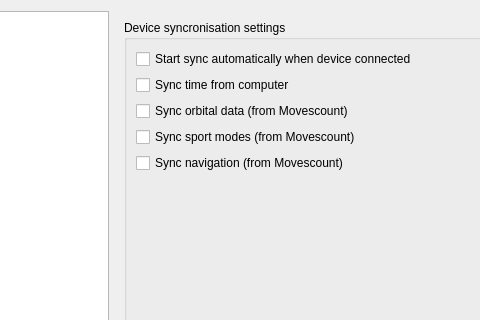
Above: src/openambit/settingsdialog.ui from openambitproject/openambit before the change; both pictures show x 82 to 562 and y 0 to 320 of the 734 by 438 pixel window. Below: the same form after it.
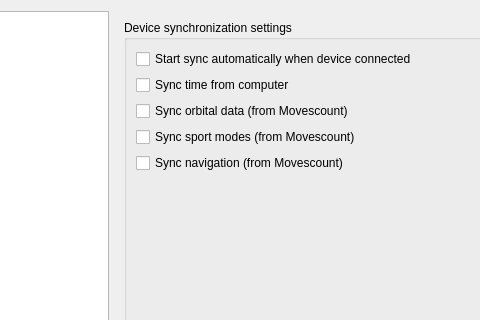
That is the form after the change. Icons and pictures are not drawn.

What changed in the file:
```diff
--- a/src/openambit/settingsdialog.ui
+++ b/src/openambit/settingsdialog.ui
@@ -134,7 +134,7 @@
               </sizepolicy>
              </property>
              <property name="title">
-              <string>Device syncronisation settings</string>
+              <string>Device synchronization settings</string>
              </property>
              <layout class="QFormLayout" name="formLayout">
               <item row="1" column="0">
```
